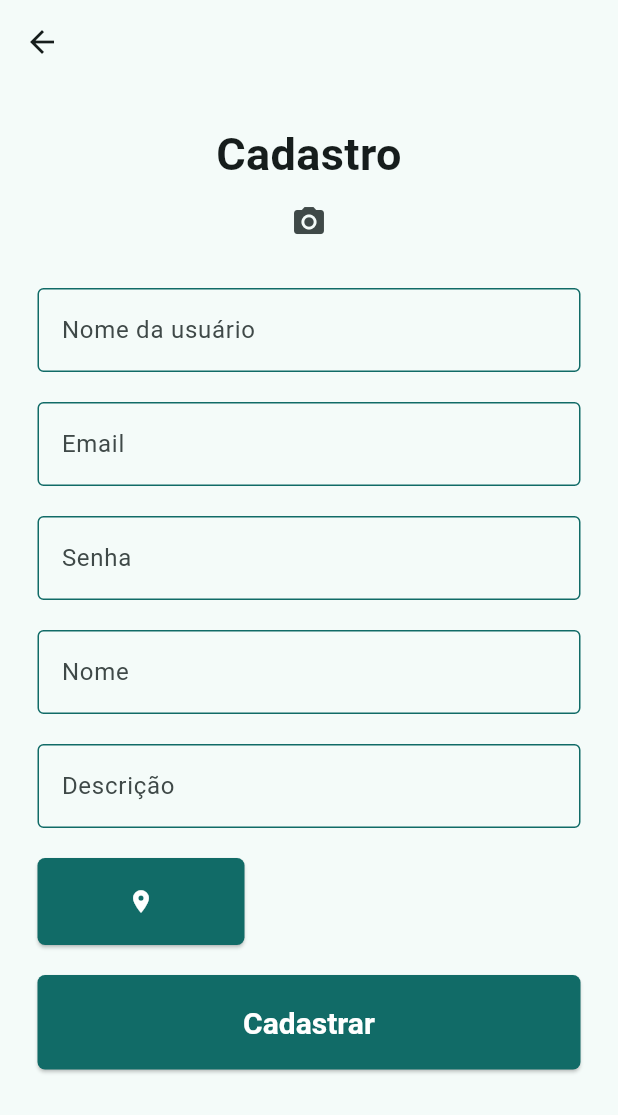
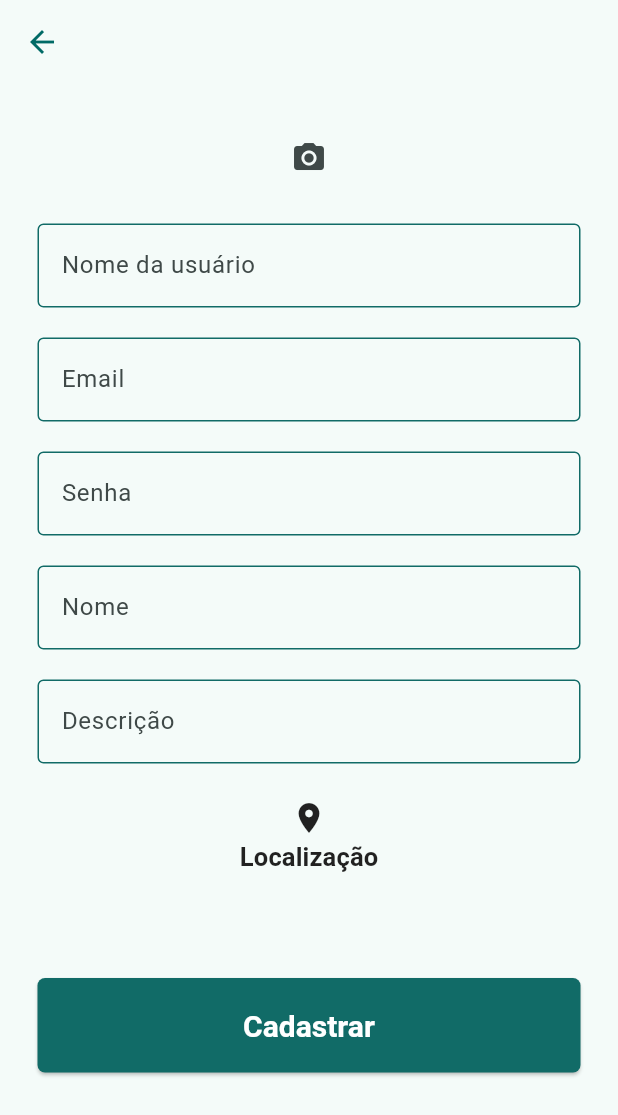
Before and after one commit to IFPI-PROJ3/wechange-mobile, a Flutter app: the NgoSignUpView screen opened by its route, on a phone screen of 412 x 824 dp. Shown: the top 1115 px of the screen. Run offline on Flutter 3.47's test engine with Material 2 defaults, Android fonts, the phone set to English and light mode, and no system bars; our stand-ins replace animated_splash_screen, dio, flutter_secure_storage, geocoding, geolocator, image_picker and 1 more; accounts and stored records are empty; network calls fail.

Commit message:
improvements ngo signup

```diff
--- a/lib/src/modules/auth/views/ngo_signup_view.dart
+++ b/lib/src/modules/auth/views/ngo_signup_view.dart
@@ -1,13 +1,14 @@
 import 'package:flutter/material.dart';
 import 'package:geolocator/geolocator.dart';
-import 'package:google_maps_flutter/google_maps_flutter.dart';
-import 'package:map_picker/map_picker.dart';
 import 'package:wechange_mobile/matsallz/methods/methods.dart';
 import 'package:wechange_mobile/src/modules/auth/models/signup_ngo.dart';
 import 'package:wechange_mobile/src/modules/auth/services/auth_service.dart';
 import 'dart:developer' as developer;
 import 'package:image_picker/image_picker.dart';
+import 'package:wechange_mobile/src/modules/common/models/categories.dart';
+import 'package:wechange_mobile/src/modules/common/services/category_services.dart';
 import 'dart:io';
+import 'package:wechange_mobile/src/modules/common/utils/geocoder_utils.dart';
 
 class NgoSignUpView extends StatefulWidget {
   const NgoSignUpView({super.key});
@@ -17,7 +18,9 @@ class NgoSignUpView extends StatefulWidget {
 }
 
 class _NgoSignUpViewState extends State<NgoSignUpView> {
+  //SIGNUP DATA
   final _formKey = GlobalKey<FormState>();
+  File? _selectedImage;
   final _usernameController = TextEditingController();
   final _emailController = TextEditingController();
   final _passwordController = TextEditingController();
@@ -25,27 +28,32 @@ class _NgoSignUpViewState extends State<NgoSignUpView> {
   final _descriptionController = TextEditingController();
   double _latitude = 0;
   double _longitude = 0;
+  // ignore: unused_field
+  List<int> _categoriesIds = []; // PARA CADASTRO
 
-  MapPickerController mapPickerController = MapPickerController();
+  ImagePicker imagePicker = ImagePicker();
+  String _addressDescription = "";
+  List<Category> _categories = []; // PARA VISUALIZACAO
 
-  CameraPosition cameraPosition = const CameraPosition(
-    target: LatLng(41.311158, 69.279737),
-    zoom: 14.4746,
-  );
-  //var _adressTextController = TextEditingController();
-
-  final List<int> _categories = [0];
+  bool locationIsLoading = false;
 
   Future<void> _signUp() async {
     if (_formKey.currentState!.validate()) {
       SignUpNgo signUpNgo = SignUpNgo(_usernameController.text, _emailController.text, _passwordController.text,
-          _nameController.text, _descriptionController.text, _latitude, _longitude, _categories);
+          _nameController.text, _descriptionController.text, _latitude, _longitude, _categoriesIds);
 
       await AuthService.signUpNgo(signUpNgo);
     }
   }
 
+  Widget locationWidget() {
+    return locationIsLoading ? const Center(child: CircularProgressIndicator()) : const Icon(Icons.location_on);
+  }
+
   Future<Position?> _getLocation() async {
+    setState(() {
+      locationIsLoading = true;
+    });
     bool serviceEnabled = await Geolocator.isLocationServiceEnabled();
 
     if (!serviceEnabled) {
@@ -66,23 +74,24 @@ class _NgoSignUpViewState extends State<NgoSignUpView> {
     _latitude = location.latitude;
     _longitude = location.longitude;
 
+    _addressDescription = await GeoCoderUtils.getAddressByLatLng(_latitude, _longitude);
+
+    setState(() {
+      locationIsLoading = false;
+    });
+
     developer.log("Latitude: $_latitude Longitude: $_longitude");
+    developer.log(_addressDescription);
 
     return location;
-
   }
 
-  ImagePicker imagePicker = ImagePicker();
-  File? selectedImage;
-
   selectImageFromGallery() async {
-    final XFile? imageTemp = await imagePicker.pickImage(
-      source: ImageSource.gallery
-    );
+    final XFile? imageTemp = await imagePicker.pickImage(source: ImageSource.gallery);
 
     if (imageTemp != null) {
       setState(() {
-        selectedImage = File(imageTemp.path);
+        _selectedImage = File(imageTemp.path);
       });
     }
   }
@@ -96,10 +105,11 @@ class _NgoSignUpViewState extends State<NgoSignUpView> {
   Widget build(BuildContext context) {
     return Scaffold(
       appBar: AppBar(
-          //leading: IconButton(
-          //icon: const Icon(Icons.arrow_back, color: Colors.white),
-          //onPressed: () => Navigator.pushReplacementNamed(context, ''),
-          //),
+        backgroundColor: Colors.transparent,
+        leading: IconButton(
+          icon: Icon(Icons.arrow_back, color: Theme.of(context).primaryColor),
+          onPressed: () => Navigator.pushReplacementNamed(context, '/signup-view'),
+        ),
       ),
       body: Padding(
         padding: const EdgeInsets.all(25),
@@ -109,24 +119,22 @@ class _NgoSignUpViewState extends State<NgoSignUpView> {
             child: Column(
               crossAxisAlignment: CrossAxisAlignment.stretch,
               children: [
-                buildTextTitle('Cadastro'),
-
-                selectedImage == null
+                _selectedImage == null
                     ? IconButton(
-                    onPressed: selectImageFromGallery ,
-                    icon: const Icon(Icons.camera_alt)
+                        onPressed: selectImageFromGallery,
+                        icon: const Icon(Icons.camera_alt),
+                        style: const ButtonStyle(
+                            backgroundColor: MaterialStatePropertyAll<Color>(Colors.transparent)),
                       )
                     : Padding(
-                    padding: const EdgeInsets.all(16),
+                        padding: const EdgeInsets.all(10),
                         child: CircleAvatar(
-                      backgroundImage: FileImage(selectedImage!),
+                          backgroundImage: FileImage(_selectedImage!),
                           radius: 50,
                           //child: Image.file(selectedImage!),
                         ),
                       ),
-
                 const SizedBox(height: 20),
-
                 TextFormField(
                   controller: _usernameController,
                   keyboardType: TextInputType.text,
@@ -141,9 +149,7 @@ class _NgoSignUpViewState extends State<NgoSignUpView> {
                     return null;
                   },
                 ),
-
                 const SizedBox(height: 20),
-
                 TextFormField(
                   controller: _emailController,
                   keyboardType: TextInputType.emailAddress,
@@ -158,9 +164,7 @@ class _NgoSignUpViewState extends State<NgoSignUpView> {
                     return null;
                   },
                 ),
-
                 const SizedBox(height: 20),
-
                 TextFormField(
                   controller: _passwordController,
                   keyboardType: TextInputType.visiblePassword,
@@ -175,9 +179,7 @@ class _NgoSignUpViewState extends State<NgoSignUpView> {
                     return null;
                   },
                 ),
-
                 const SizedBox(height: 20),
-
                 TextFormField(
                   controller: _nameController,
                   keyboardType: TextInputType.name,
@@ -192,9 +194,7 @@ class _NgoSignUpViewState extends State<NgoSignUpView> {
                     return null;
                   },
                 ),
-
                 const SizedBox(height: 20),
-
                 TextFormField(
                   controller: _descriptionController,
                   keyboardType: TextInputType.text,
@@ -209,20 +209,51 @@ class _NgoSignUpViewState extends State<NgoSignUpView> {
                     return null;
                   },
                 ),
-
                 const SizedBox(height: 20),
-
-                Row(
+                Column(
                   children: [
-                    ElevatedButton(
+                    //ButtonTheme(
+                    //minWidth: 20,
+                    //child: ElevatedButton(onPressed: _getLocation, child: const Icon(Icons.location_on)),
+                    //),
+                    MaterialButton(
+                      padding: const EdgeInsets.symmetric(vertical: 4),
                       onPressed: _getLocation,
-                      child: const Icon(Icons.location_on)
+                      materialTapTargetSize: MaterialTapTargetSize.shrinkWrap,
+                      child: Column(
+                        mainAxisSize: MainAxisSize.min,
+                        mainAxisAlignment: MainAxisAlignment.start,
+                        children: <Widget>[
+                          locationWidget(),
+                          const SizedBox(height: 2),
+                          const Text(
+                            'Localização',
+                            style: TextStyle(fontWeight: FontWeight.bold, fontSize: 17),
                           ),
-                    const Text(''),
                         ],
                       ),
-
+                    ),
+                    Text(
+                      _addressDescription,
+                      style: const TextStyle(fontSize: 17),
+                    ),
+                  ],
+                ),
                 const SizedBox(height: 20),
+                FutureBuilder<List<Category>>(
+                  future: CategoryService.getCategories(),
+                  builder: (BuildContext context, AsyncSnapshot<List<Category>> snapshot) {
+                    if (snapshot.hasData) {
+                      _categories = snapshot.data!;
+                      return const Text('');
+                      //
+                    } else {
+                      return const Column(
+                        children: [CircularProgressIndicator()],
+                      );
+                    }
+                  },
+                ),
                 ElevatedButton(onPressed: _signUp, child: const Text('Cadastrar'))
               ],
             ),
--- a/lib/src/modules/common/api_params.dart
+++ b/lib/src/modules/common/api_params.dart
@@ -8,9 +8,9 @@ class ApiParams {
     responseType: ResponseType.json,
   );
 
-  static Options dioRequestDefaultOptionsAuthBearer(String refreshToken) {
+  static Options dioRequestDefaultOptionsAuthBearer(String accessToken) {
     Options options = dioRequestDefaultOptions;
-    options.headers = {'Authorization': 'Bearer $refreshToken'};
+    options.headers = {'Authorization': 'Bearer $accessToken'};
 
     return options;
   }
--- /dev/null
+++ b/lib/src/modules/common/models/categories.dart
@@ -0,0 +1,11 @@
+class Category {
+  int? id;
+  String? name;
+  String? description;
+
+  Category.fromJson(Map<String, dynamic> json) {
+    id = json['id'];
+    name = json['name'];
+    description = json['description'];
+  }
+}
--- a/lib/src/modules/common/reflectable.dart
+++ /dev/null
@@ -1,5 +0,0 @@
-import 'package:reflectable/reflectable.dart';
-
-class mReflectable extends Reflectable {
-  const mReflectable() : super(invokingCapability);
-}
--- /dev/null
+++ b/lib/src/modules/common/services/category_services.dart
@@ -0,0 +1,24 @@
+import 'package:dio/dio.dart';
+import 'package:wechange_mobile/src/modules/common/api_params.dart';
+import 'package:wechange_mobile/src/modules/common/models/categories.dart';
+
+class CategoryService {
+  static Future<List<Category>> getCategories() async {
+    List<Category> categories = [];
+
+    try {
+      final response = await Dio().get(
+        "${ApiParams.apiBaseUrl}/category/all",
+        options: ApiParams.dioRequestDefaultOptions,
+      );
+
+      if (response.statusCode == 200) {
+        response.data.forEach((v) {
+          categories.add(Category.fromJson(v));
+        });
+      }
+    } on Exception {}
+
+    return categories;
+  }
+}
```
Also changed, not shown: lib/main.dart (+18 -21 lines), lib/src/modules/auth/services/auth_service.dart (+9 -8 lines), lib/src/modules/auth/views/login_view.dart (+3 -6 lines), lib/src/modules/auth/views/signup_view.dart (+8 -16 lines), lib/src/modules/auth/views/volunteer_signup_view.dart (+9 -1 lines), lib/src/modules/common/models/event_info.dart (added, +29 -0 lines). Lines whose indentation alone changed are shown as unchanged.
